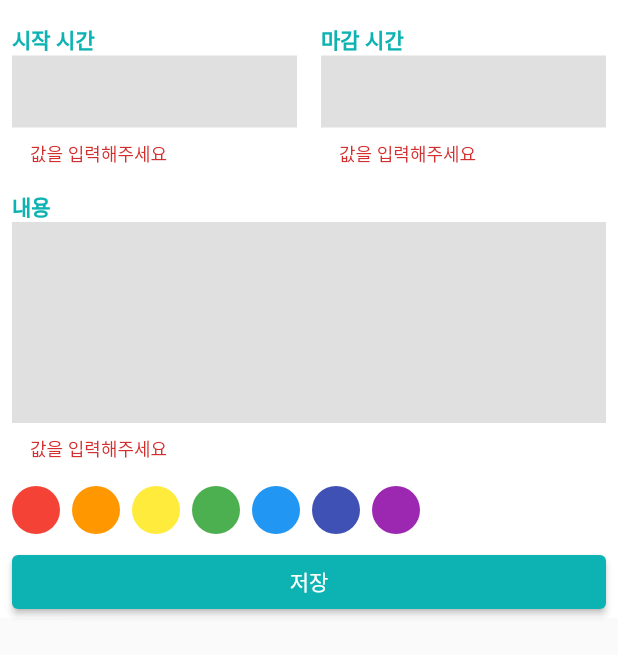
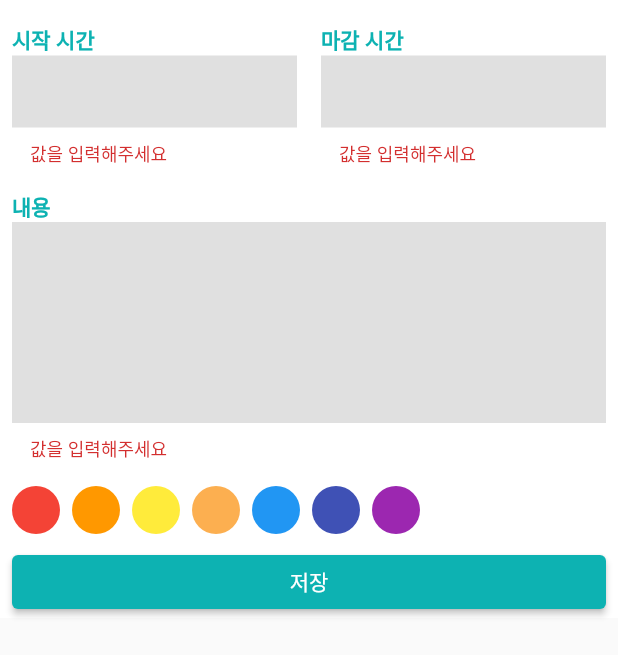
Before and after one commit to wlgnsdl815/calender-scheduler, a Flutter app: the ScheduleBottomSheet widget shown alone on an empty page, opened directly, on a phone screen of 412 x 824 dp. Shown: the top 655 px of the screen. Run offline on Flutter 3.47's test engine with Material 2 defaults, Android fonts, the phone set to English and light mode, and no system bars; our stand-ins replace drift, get_it, table_calendar; accounts and stored records are empty; generated files the repository leaves out were written again.

Commit message:
Used GetIt package & print Colors by using mapping

```diff
--- a/lib/component/schedule_bottom_sheet.dart
+++ b/lib/component/schedule_bottom_sheet.dart
@@ -1,6 +1,10 @@
 import 'package:calender_scheduler/component/custom_text_field.dart';
 import 'package:calender_scheduler/const/colors.dart';
+import 'package:calender_scheduler/database/drift_database.dart';
+import 'package:calender_scheduler/model/category_color.dart';
 import 'package:flutter/material.dart';
+import 'package:get_it/get_it.dart';
+import 'package:calender_scheduler/database/drift_database.dart';
 
 class ScheduleBottomSheet extends StatefulWidget {
   const ScheduleBottomSheet({Key? key}) : super(key: key);
@@ -63,7 +67,26 @@ class _ScheduleBottomSheetState extends State<ScheduleBottomSheet> {
                       },
                     ),
                     SizedBox(height: 16.0),
-                    _ColorPicker(),
+                    FutureBuilder<List<CategoryColor>>(
+                        future: GetIt.I<LocalDatabase>().getCategoryColors(),
+                        builder: (context, snapshot) {
+                          return _ColorPicker(
+                            // 값이 없으면 빈 리스트, 값이 있으면 snapshot.data를 매핑하여 컬러 출력
+                            colors: snapshot.hasData
+                                ? snapshot.data!
+                                    .map(
+                                      (e) => Color(
+                                        int.parse(
+                                          'FF${e.hexCode}',
+                                          radix: 16,
+                                          // hexCode를 16진수로 바꾸어서 FF뒤에 hexCode가 들어오게 한다
+                                        ),
+                                      ),
+                                    )
+                                    .toList() // 리스트로 출력
+                                : [],
+                          );
+                        }),
                     SizedBox(height: 8.0),
                     _SaveButton(onPressed: onSavePressed),
                   ],
@@ -151,7 +174,12 @@ class _Content extends StatelessWidget {
 }
 
 class _ColorPicker extends StatelessWidget {
-  const _ColorPicker({Key? key}) : super(key: key);
+  final List<Color> colors;
+
+  const _ColorPicker({
+    Key? key,
+    required this.colors,
+  }) : super(key: key);
 
   @override
   Widget build(BuildContext context) {
@@ -159,15 +187,7 @@ class _ColorPicker extends StatelessWidget {
       // Row 대신 Wrap을 사용하면 화면을 넘어갈 때 자동 줄 바꿈이 된다
       spacing: 8.0, // 좌우 간격
       runSpacing: 10.0, // 위 아래로위 간격
-      children: [
-        renderColor(Colors.red),
-        renderColor(Colors.orange),
-        renderColor(Colors.yellow),
-        renderColor(Colors.green),
-        renderColor(Colors.blue),
-        renderColor(Colors.indigo),
-        renderColor(Colors.purple),
-      ],
+      children: colors.map((e) => renderColor(e)).toList(),
     );
   }
 
--- a/lib/main.dart
+++ b/lib/main.dart
@@ -2,6 +2,7 @@ import 'package:calender_scheduler/database/drift_database.dart';
 import 'package:calender_scheduler/screens/home_screen.dart';
 import 'package:drift/drift.dart';
 import 'package:flutter/material.dart';
+import 'package:get_it/get_it.dart';
 import 'package:intl/date_symbol_data_local.dart';
 
 const DEFAULT_COLORS = [
@@ -31,6 +32,9 @@ void main() async {
 
   final database = LocalDatabase();
 
+  // GetIt 패키지로 GeIt 클래스를 사용하면 이 아래 데이터베이스를 어디서든 가져올 수 있다
+  GetIt.I.registerSingleton<LocalDatabase>(database);
+
   final colors = await database.getCategoryColors();
 
   // 아래 코드는 제일 처음 한 번 실행 된 후에는 하드에 저장되기 때문에 더이상 실행되지는 않는다
--- a/pubspec.yaml
+++ b/pubspec.yaml
@@ -41,6 +41,7 @@ dependencies:
   drift: ^2.4.2
   sqlite3_flutter_libs: ^0.5.0
   path_provider: ^2.0.0
+  get_it: ^7.2.0
 
 dev_dependencies:
   flutter_test:
```
Also changed, not shown: pubspec.lock.
